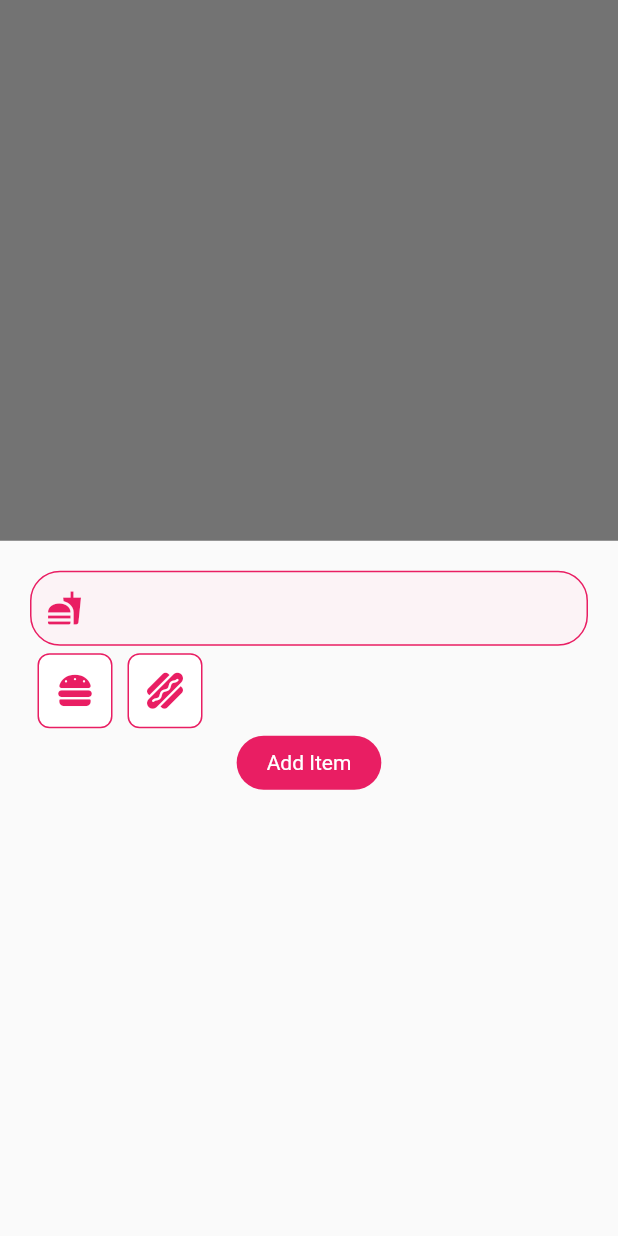
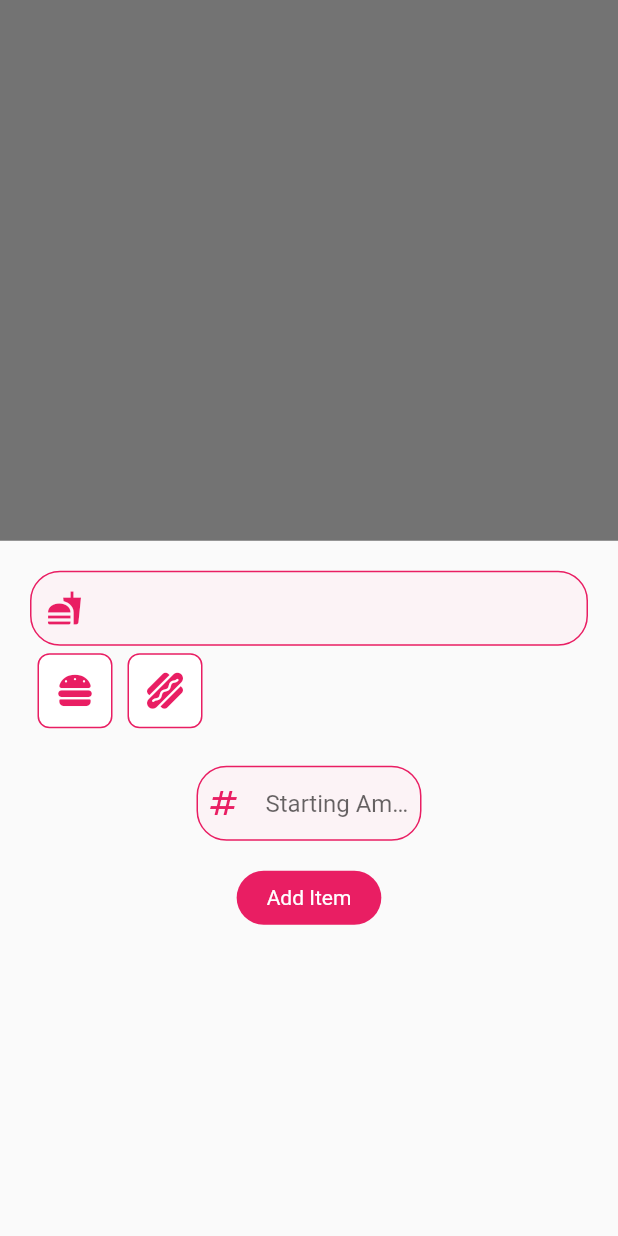
Before and after one commit to Morne-le-Roux/order-up, a Flutter app: the screen it shows after launch, after a tap on the "add" icon, on a phone screen of 412 x 824 dp. Run offline on Flutter 3.47's test engine with Material 2 defaults, Android fonts, the phone set to English and light mode, and no system bars; our stand-ins replace font_awesome_flutter, get.

Commit message:
added starting amount functionality

```diff
--- a/lib/components/bottomsheet.dart
+++ b/lib/components/bottomsheet.dart
@@ -23,6 +23,7 @@ class AddMenuItemBottomSheet extends StatelessWidget {
   ];
 
   TextEditingController itemNameController = TextEditingController();
+  TextEditingController itemAmountController = TextEditingController();
 
   @override
   Widget build(BuildContext context) {
@@ -36,13 +37,38 @@ class AddMenuItemBottomSheet extends StatelessWidget {
           Row(
             children: iconBoxList,
           ),
+
+          //Amount
+          Container(
+            width: 150,
+            margin: const EdgeInsets.all(20),
+            padding: const EdgeInsets.only(left: 5),
+            decoration: BoxDecoration(
+                border: Border.all(color: kPrimaryColor),
+                color: kSecondaryColor,
+                borderRadius: BorderRadius.circular(20)),
+            child: TextField(
+              onChanged: (value) => itemAmountController.text = value,
+              keyboardType: TextInputType.number,
+              cursorColor: kPrimaryColor,
+              decoration: const InputDecoration(
+                  hintText: "Starting Amount",
+                  icon: Icon(
+                    Icons.numbers,
+                    color: kPrimaryColor,
+                  ),
+                  border: InputBorder.none),
+            ),
+          ),
           AddItemButton(
             onTap: () {
               Navigator.pop(context);
               for (var iconBox in iconBoxList) {
                 if (iconBox.selected) {
                   c.addItemToMenu(
-                      name: itemNameController.text, iconData: iconBox.icon);
+                      name: itemNameController.text,
+                      iconData: iconBox.icon,
+                      amount: int.parse(itemAmountController.text));
                   break;
                 }
               }
--- a/lib/logic.dart
+++ b/lib/logic.dart
@@ -6,7 +6,11 @@ class Controller extends GetxController {
   var menu = [].obs;
 
   //Method to add items to the above list.
-  addItemToMenu({required name, required iconData}) {
-    menu.add(MenuItem(name: name, icon: iconData));
+  addItemToMenu({
+    required name,
+    required iconData,
+    required amount,
+  }) {
+    menu.add(MenuItem(name: name, icon: iconData, amount: amount));
   }
 }
```
Also changed, not shown: lib/components/menu_item.dart (+29 -4 lines).
